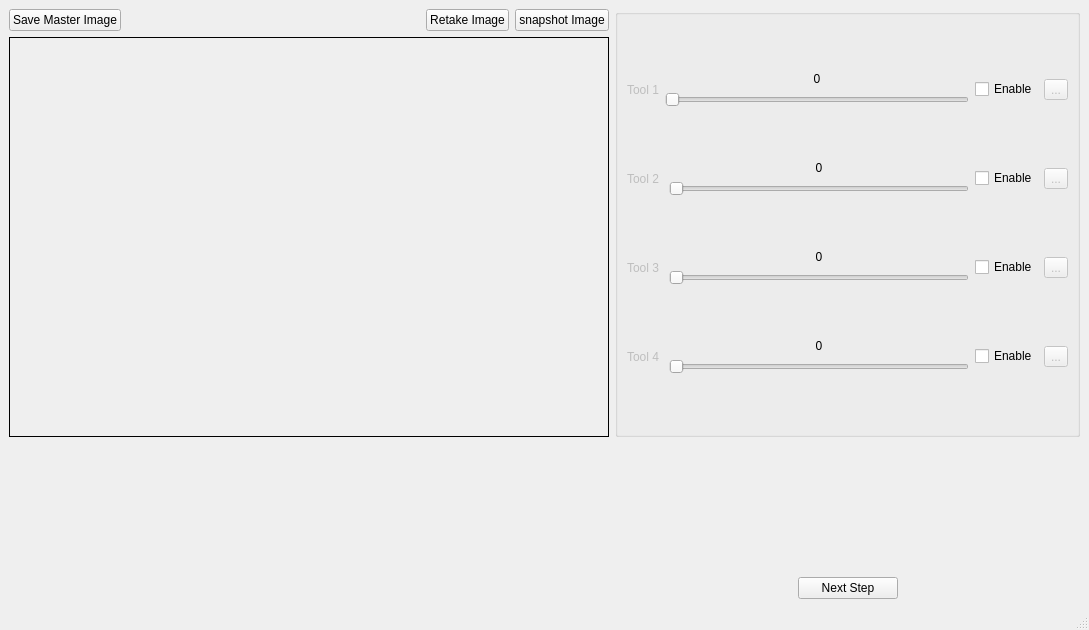
sofiene44/Vision-Sensor, file GUI/setupWindow.ui: the form before one commit.
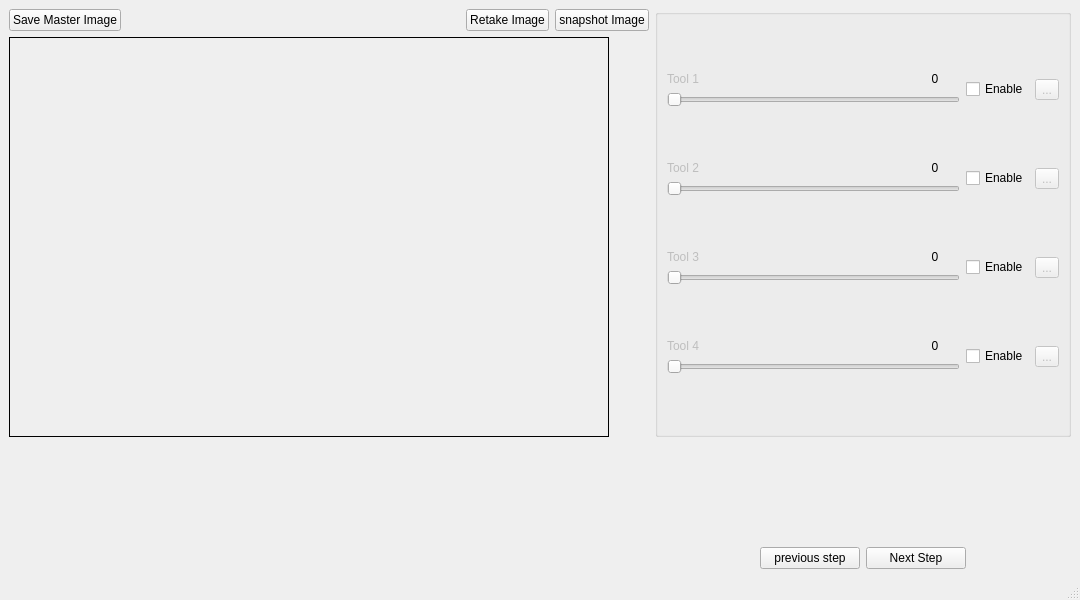
The form after the commit. Icons and pictures are not drawn.

Commit message: adapting colorPixelCount tool to the GUI

```diff
--- a/GUI/setupWindow.ui
+++ b/GUI/setupWindow.ui
@@ -9,10 +9,16 @@
    <rect>
     <x>0</x>
     <y>0</y>
-    <width>1089</width>
-    <height>630</height>
+    <width>1080</width>
+    <height>600</height>
    </rect>
   </property>
+  <property name="minimumSize">
+   <size>
+    <width>1080</width>
+    <height>600</height>
+   </size>
+  </property>
   <property name="focusPolicy">
    <enum>Qt::NoFocus</enum>
   </property>
@@ -22,52 +28,91 @@
   <widget class="QWidget" name="centralwidget">
    <layout class="QGridLayout" name="gridLayout">
     <item row="1" column="0">
-     <widget class="QLabel" name="ImagePreview">
-      <property name="minimumSize">
-       <size>
-        <width>600</width>
-        <height>400</height>
-       </size>
+     <layout class="QHBoxLayout" name="horizontalLayout_3">
+      <item>
+       <widget class="QLabel" name="ImagePreview">
+        <property name="minimumSize">
+         <size>
+          <width>600</width>
+          <height>400</height>
+         </size>
+        </property>
+        <property name="baseSize">
+         <size>
+          <width>600</width>
+          <height>400</height>
+         </size>
+        </property>
+        <property name="cursor">
+         <cursorShape>PointingHandCursor</cursorShape>
+        </property>
+        <property name="mouseTracking">
+         <bool>true</bool>
+        </property>
+        <property name="focusPolicy">
+         <enum>Qt::NoFocus</enum>
+        </property>
+        <property name="frameShape">
+         <enum>QFrame::Box</enum>
+        </property>
+        <property name="frameShadow">
+         <enum>QFrame::Plain</enum>
+        </property>
+        <property name="text">
+         <string/>
+        </property>
+        <property name="textFormat">
+         <enum>Qt::AutoText</enum>
+        </property>
+        <property name="pixmap">
+         <pixmap>icons/ADDIXO.png</pixmap>
+        </property>
+        <property name="scaledContents">
+         <bool>true</bool>
+        </property>
+        <property name="alignment">
+         <set>Qt::AlignCenter</set>
+        </property>
+        <property name="wordWrap">
+         <bool>false</bool>
+        </property>
+       </widget>
+      </item>
+      <item>
+       <spacer name="horizontalSpacer_2">
+        <property name="orientation">
+         <enum>Qt::Horizontal</enum>
+        </property>
+        <property name="sizeHint" stdset="0">
+         <size>
+          <width>40</width>
+          <height>20</height>
+         </size>
+        </property>
+       </spacer>
+      </item>
+     </layout>
+    </item>
+    <item row="2" column="0">
+     <spacer name="verticalSpacer">
+      <property name="orientation">
+       <enum>Qt::Vertical</enum>
       </property>
-      <property name="baseSize">
+      <property name="sizeHint" stdset="0">
        <size>
-        <width>600</width>
-        <height>400</height>
+        <width>20</width>
+        <height>40</height>
        </size>
       </property>
-      <property name="mouseTracking">
-       <bool>true</bool>
-      </property>
-      <property name="frameShape">
-       <enum>QFrame::Box</enum>
-      </property>
-      <property name="frameShadow">
-       <enum>QFrame::Plain</enum>
-      </property>
-      <property name="text">
-       <string/>
-      </property>
-      <property name="textFormat">
-       <enum>Qt::AutoText</enum>
-      </property>
-      <property name="pixmap">
-       <pixmap>../pictures/ADDIXO.png</pixmap>
-      </property>
-      <property name="scaledContents">
-       <bool>true</bool>
-      </property>
-      <property name="alignment">
-       <set>Qt::AlignCenter</set>
-      </property>
-      <property name="wordWrap">
-       <bool>false</bool>
-      </property>
-     </widget>
+     </spacer>
     </item>
     <item row="0" column="0">
      <layout class="QHBoxLayout" name="horizontalLayout">
       <item>
        <widget class="QPushButton" name="saveMasterImageButton">
+        <property name="enabled">
+         <bool>true</bool>
+        </property>
         <property name="text">
          <string>Save Master Image</string>
         </property>
@@ -102,34 +147,14 @@
       </item>
      </layout>
     </item>
-    <item row="2" column="0">
-     <spacer name="verticalSpacer">
-      <property name="orientation">
-       <enum>Qt::Vertical</enum>
-      </property>
-      <property name="sizeHint" stdset="0">
-       <size>
-        <width>20</width>
-        <height>40</height>
-       </size>
-      </property>
-     </spacer>
-    </item>
     <item row="0" column="1" rowspan="2">
      <widget class="QGroupBox" name="ToolsListSetup">
+      <property name="enabled">
+       <bool>true</bool>
+      </property>
       <layout class="QVBoxLayout" name="ToolsList">
        <item>
         <layout class="QHBoxLayout" name="Tool1">
-         <item>
-          <widget class="QLabel" name="ToolName1">
-           <property name="enabled">
-            <bool>false</bool>
-           </property>
-           <property name="text">
-            <string>Tool 1</string>
-           </property>
-          </widget>
-         </item>
          <item>
           <layout class="QGridLayout" name="gridLayout_6">
            <item row="2" column="0">
@@ -149,10 +174,23 @@
              <property name="invertedControls">
               <bool>false</bool>
              </property>
+             <property name="tickPosition">
+              <enum>QSlider::NoTicks</enum>
+             </property>
             </widget>
            </item>
            <item row="1" column="0">
             <layout class="QHBoxLayout" name="horizontalLayout_10">
+             <item>
+              <widget class="QLabel" name="ToolName1">
+               <property name="enabled">
+                <bool>false</bool>
+               </property>
+               <property name="text">
+                <string>Tool 1</string>
+               </property>
+              </widget>
+             </item>
              <item>
               <widget class="QLabel" name="ThreshValue1">
                <property name="maximumSize">
@@ -200,16 +238,6 @@
        </item>
        <item>
         <layout class="QHBoxLayout" name="Tool2">
-         <item>
-          <widget class="QLabel" name="ToolName2">
-           <property name="enabled">
-            <bool>false</bool>
-           </property>
-           <property name="text">
-            <string>Tool 2 </string>
-           </property>
-          </widget>
-         </item>
          <item>
           <layout class="QGridLayout" name="gridLayout_9">
            <item row="2" column="0">
@@ -233,6 +261,16 @@
            </item>
            <item row="1" column="0">
             <layout class="QHBoxLayout" name="horizontalLayout_12">
+             <item>
+              <widget class="QLabel" name="ToolName2">
+               <property name="enabled">
+                <bool>false</bool>
+               </property>
+               <property name="text">
+                <string>Tool 2 </string>
+               </property>
+              </widget>
+             </item>
              <item>
               <widget class="QLabel" name="ThreshValue2">
                <property name="maximumSize">
@@ -280,16 +318,6 @@
        </item>
        <item>
         <layout class="QHBoxLayout" name="Tool3">
-         <item>
-          <widget class="QLabel" name="ToolName3">
-           <property name="enabled">
-            <bool>false</bool>
-           </property>
-           <property name="text">
-            <string>Tool 3 </string>
-           </property>
-          </widget>
-         </item>
          <item>
           <layout class="QGridLayout" name="gridLayout_8">
            <item row="2" column="0">
@@ -313,6 +341,16 @@
            </item>
            <item row="1" column="0">
             <layout class="QHBoxLayout" name="horizontalLayout_11">
+             <item>
+              <widget class="QLabel" name="ToolName3">
+               <property name="enabled">
+                <bool>false</bool>
+               </property>
+               <property name="text">
+                <string>Tool 3 </string>
+               </property>
+              </widget>
+             </item>
              <item>
               <widget class="QLabel" name="ThreshValue3">
                <property name="maximumSize">
@@ -360,16 +398,6 @@
        </item>
        <item>
         <layout class="QHBoxLayout" name="Tool4">
-         <item>
-          <widget class="QLabel" name="ToolName4">
-           <property name="enabled">
-            <bool>false</bool>
-           </property>
-           <property name="text">
-            <string>Tool 4 </string>
-           </property>
-          </widget>
-         </item>
          <item>
           <layout class="QGridLayout" name="gridLayout_10">
            <item row="2" column="0">
@@ -393,6 +421,16 @@
            </item>
            <item row="1" column="0">
             <layout class="QHBoxLayout" name="horizontalLayout_13">
+             <item>
+              <widget class="QLabel" name="ToolName4">
+               <property name="enabled">
+                <bool>false</bool>
+               </property>
+               <property name="text">
+                <string>Tool 4 </string>
+               </property>
+              </widget>
+             </item>
              <item>
               <widget class="QLabel" name="ThreshValue4">
                <property name="maximumSize">
@@ -456,6 +494,36 @@
         </property>
        </spacer>
       </item>
+      <item>
+       <layout class="QVBoxLayout" name="verticalLayout_4">
+        <item>
+         <spacer name="verticalSpacer_3">
+          <property name="orientation">
+           <enum>Qt::Vertical</enum>
+          </property>
+          <property name="sizeHint" stdset="0">
+           <size>
+            <width>20</width>
+            <height>40</height>
+           </size>
+          </property>
+         </spacer>
+        </item>
+        <item>
+         <widget class="QPushButton" name="NextStepButton_2">
+          <property name="minimumSize">
+           <size>
+            <width>100</width>
+            <height>0</height>
+           </size>
+          </property>
+          <property name="text">
+           <string>previous step</string>
+          </property>
+         </widget>
+        </item>
+       </layout>
+      </item>
       <item>
        <layout class="QVBoxLayout" name="verticalLayout_3">
         <item>
@@ -508,7 +576,7 @@
     <rect>
      <x>0</x>
      <y>0</y>
-     <width>1089</width>
+     <width>1080</width>
      <height>25</height>
     </rect>
    </property>
```
Left out of the diff: 340 changed lines with no effect on the pictures. The commit also changes 12 other files.
